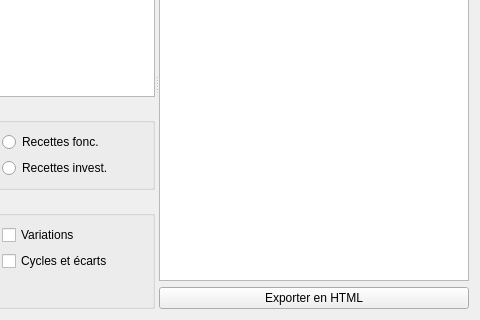
First picture: the form in formreportingexplore.ui, repository GiPiLab/ProtonClassicSuite, before the edit; both pictures show x 169 to 649 and y 152 to 472 of the 649 by 472 pixel window.
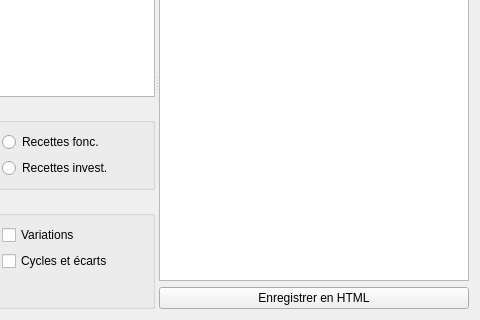
Second picture: the form after the edit. Icons and pictures are not drawn.

```diff
--- a/formreportingexplore.ui
+++ b/formreportingexplore.ui
@@ -139,7 +139,11 @@
        <item>
         <widget class="QPushButton" name="pushButtonExport">
          <property name="text">
-          <string>Exporter en HTML</string>
+          <string>Enregistrer en HTML</string>
+         </property>
+         <property name="icon">
+          <iconset resource="Images.qrc">
+           <normaloff>:/icons/icons/html.png</normaloff>:/icons/icons/html.png</iconset>
          </property>
         </widget>
        </item>
```
